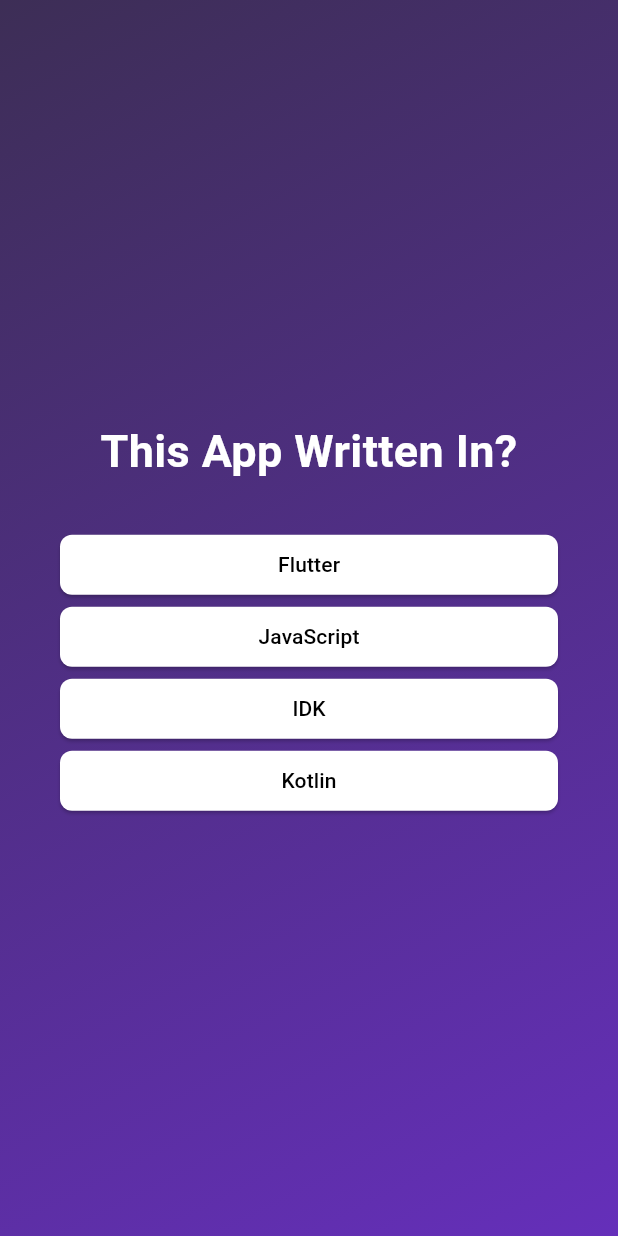
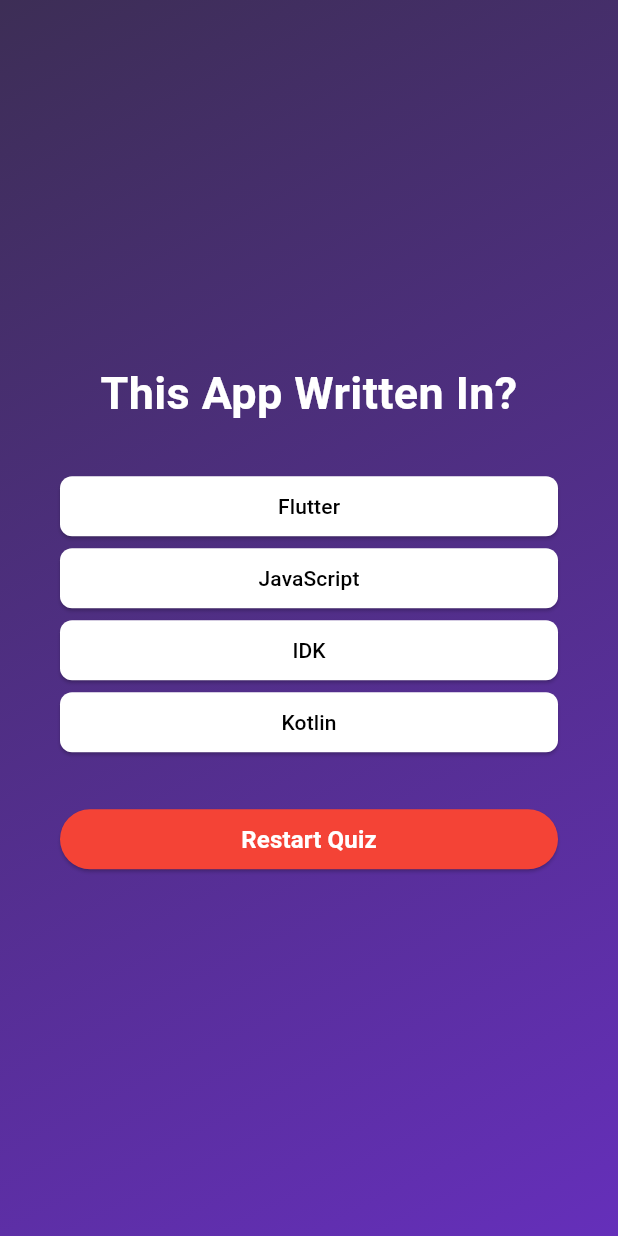
Before and after one commit to willyyypatootieee/quiz-app, a Flutter app: the screen it shows after launch, after a tap on "Start Quiz!", on a phone screen of 412 x 824 dp. Run offline on Flutter 3.47's test engine with Material 3 defaults, Android fonts, the phone set to English and light mode, and no system bars.

Commit message:
feat: enhance quiz functionality by adding restart option and improving question summary display

```diff
--- a/lib/data/questions.dart
+++ b/lib/data/questions.dart
@@ -6,27 +6,31 @@ const questions = [
     'Flutter',
     'IDK',
     'JavaScript',
-  ],
-  ),
+  ]),
   QuizQuestions('This App Created By?', [
     'Willy',
     'No One',
     'IKD',
     'i dont know all of them',
-  ],
-  ),
+  ]),
   QuizQuestions('This App Created For?', [
     'Learning',
     'Fun',
     'IDK',
     'All of them',
-  ],
-  ),
-  QuizQuestions('This App Created In?', [
-    '2023',
-    '2024',
-    '2025',
-    '2026',
-  ],
-  ),
+  ]),
+  QuizQuestions('This App Created In?', ['2023', '2024', '2025', '2026']),
+  QuizQuestions('This App Created By?', [
+    'Willy',
+    'No One',
+    'IKD',
+    'i dont know all of them',
+  ]),
+  QuizQuestions('This App Created For?', [
+    'Learning',
+    'Fun',
+    'IDK',
+    'All of them',
+  ]),
+  QuizQuestions('This App Created In?', ['2023', '2024', '2025', '2026']),
 ];
--- a/lib/question_screen.dart
+++ b/lib/question_screen.dart
@@ -3,9 +3,14 @@ import 'answer_button.dart';
 import 'data/questions.dart';
 
 class QuestionsScreen extends StatefulWidget {
-  const QuestionsScreen({super.key, required this.onSelectAnswer});
+  const QuestionsScreen({
+    super.key,
+    required this.onSelectAnswer,
+    required this.onRestartQuiz,
+  });
 
   final void Function(String answer) onSelectAnswer;
+  final void Function() onRestartQuiz;
 
   @override
   State<QuestionsScreen> createState() {
@@ -55,6 +60,18 @@ class _QuestionScreenState extends State<QuestionsScreen> {
                 },
               );
             }),
+            const SizedBox(height: 30),
+            ElevatedButton(
+              onPressed: widget.onRestartQuiz,
+              style: ElevatedButton.styleFrom(
+                backgroundColor: Colors.red,
+                foregroundColor: Colors.white,
+              ),
+              child: const Text(
+                'Restart Quiz',
+                style: TextStyle(fontSize: 16, fontWeight: FontWeight.bold),
+              ),
+            ),
           ],
         ),
       ),
--- a/lib/quiz.dart
+++ b/lib/quiz.dart
@@ -5,7 +5,7 @@ import 'data/questions.dart';
 import 'results_screen.dart';
 
 class Quiz extends StatefulWidget {
-  Quiz({super.key});
+  const Quiz({super.key});
 
   /// Creates a new instance of [Quiz].
   @override
@@ -49,7 +49,15 @@ class _QuizState extends State<Quiz> {
 
     // Jika activeScreen adalah question-screen, ganti widgetnya
     if (activeScreen == 'question-screen') {
-      screenWidget = QuestionsScreen(onSelectAnswer: chooseAnswer);
+      screenWidget = QuestionsScreen(
+        onSelectAnswer: chooseAnswer,
+        onRestartQuiz: () {
+          setState(() {
+            selectedAnswers = [];
+            activeScreen = 'start-screen';
+          });
+        },
+      );
     }
 
     if (activeScreen == 'results-screen') {
```
Also changed, not shown: lib/question_summary.dart (+72 -15 lines).
